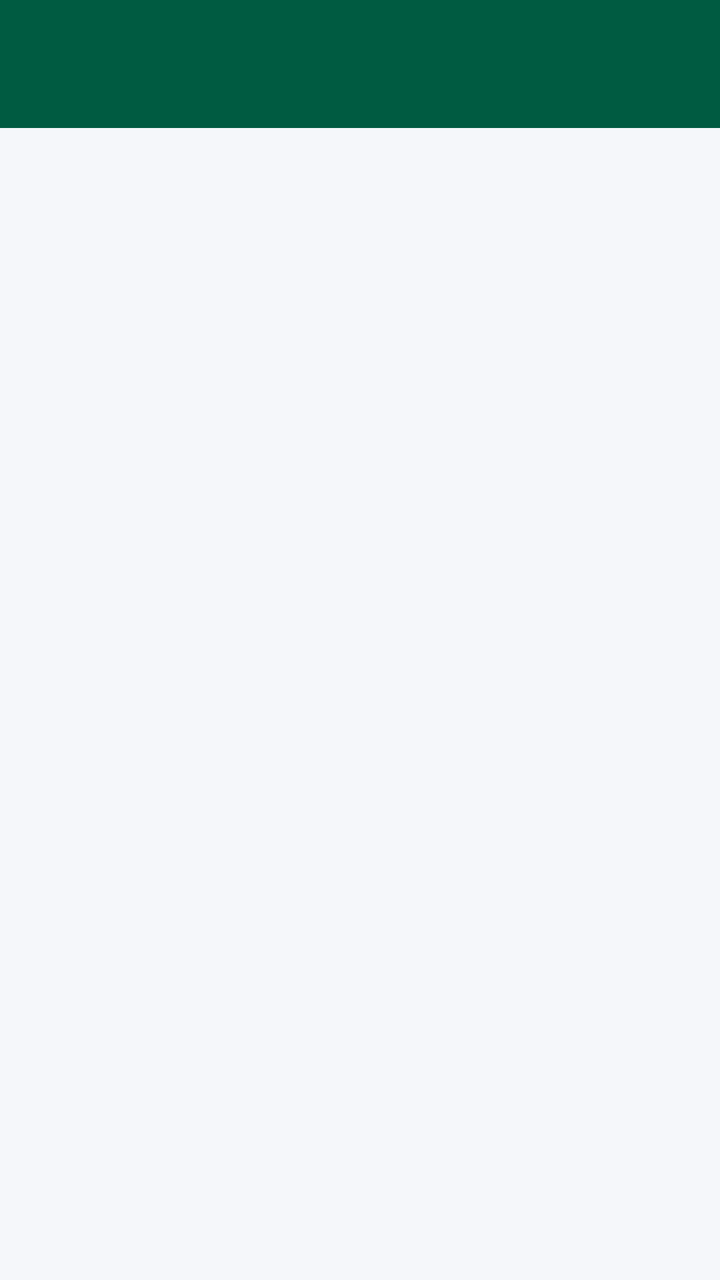
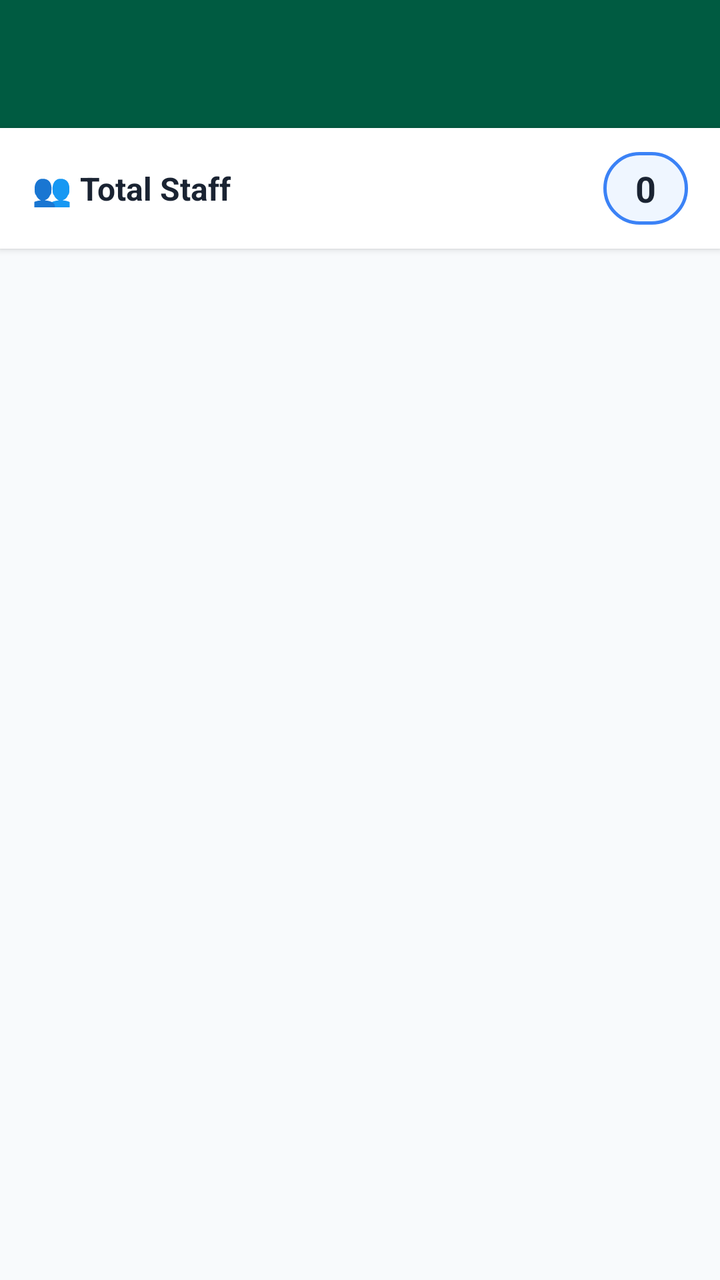

Screens rendered from an Android XML layout before and after an edit, with the pre-edit source and the edit as a unified diff.
<!-- AndroidManifest.xml: application theme Theme.MilkDelivery -->
<!-- res/layout/activity_staff_list.xml -->
<?xml version="1.0" encoding="utf-8"?>
<LinearLayout xmlns:android="http://schemas.android.com/apk/res/android"
    xmlns:app="http://schemas.android.com/apk/res-auto"
    android:layout_width="match_parent"
    android:layout_height="match_parent"
    android:orientation="vertical"
    android:background="#F5F7FA">

    
    <androidx.appcompat.widget.Toolbar
        android:id="@+id/toolbar"
        android:layout_width="match_parent"
        android:layout_height="?attr/actionBarSize"
        android:background="@color/primary"
        android:theme="@style/ThemeOverlay.AppCompat.Dark.ActionBar"
        app:layout_constraintEnd_toEndOf="parent"
        app:layout_constraintStart_toStartOf="parent"
        app:layout_constraintTop_toTopOf="parent"
        app:titleTextColor="@android:color/white"/>

    
    <ProgressBar
        android:id="@+id/progressBar"
        android:layout_width="match_parent"
        android:layout_height="wrap_content"
        android:visibility="gone" />

    
    <androidx.recyclerview.widget.RecyclerView
        android:id="@+id/recyclerStaff"
        android:layout_width="match_parent"
        android:layout_height="0dp"
        android:layout_weight="1"
        android:visibility="visible" />

</LinearLayout>
<!-- resources referenced by this layout -->
<resources>
  <color name="primary">#005B41</color>
  <style name="Theme.MilkDelivery" parent="Theme.Material3.Light.NoActionBar">
          
          <item name="colorPrimary">@color/primary</item>
          <item name="colorPrimaryDark">@color/primary_dark</item>
          <item name="colorSecondary">@color/secondary</item>
          <item name="android:statusBarColor">@color/primary</item>
          <item name="android:windowLightStatusBar">false</item>
  
          
          <item name="colorSurface">@color/surface</item>
          <item name="colorOnSurface">@color/on_surface</item>
          <item name="android:windowBackground">@color/background</item>
          <item name="colorSurfaceVariant">@color/surface_variant</item>
          <item name="colorOnSurfaceVariant">@color/on_surface_variant</item>
  
          
          <item name="materialCardViewStyle">@style/Widget.Material3.CardView.Elevated</item>
  
          
          <item name="android:colorBackground">@color/background</item>
          <item name="android:navigationBarColor">@color/background</item>
      </style>
  <color name="primary_dark">#00402E</color>
  <color name="secondary">#03DAC6</color>
  <color name="surface">#FFFFFF</color>
  <color name="on_surface">#212121</color>
  <color name="background">#FAFAFA</color>
  <color name="surface_variant">#F4F4F4</color>
  <color name="on_surface_variant">#555555</color>
</resources>

<!-- the commit's change to res/layout/activity_staff_list.xml (unified diff, before → after) -->
@@ -4,7 +4,7 @@
     android:layout_width="match_parent"
     android:layout_height="match_parent"
     android:orientation="vertical"
-    android:background="#F5F7FA">
+    android:background="#F8FAFC">
 
     
     <androidx.appcompat.widget.Toolbar
@@ -13,24 +13,58 @@
         android:layout_height="?attr/actionBarSize"
         android:background="@color/primary"
         android:theme="@style/ThemeOverlay.AppCompat.Dark.ActionBar"
-        app:layout_constraintEnd_toEndOf="parent"
-        app:layout_constraintStart_toStartOf="parent"
-        app:layout_constraintTop_toTopOf="parent"
-        app:titleTextColor="@android:color/white"/>
+        app:popupTheme="@style/ThemeOverlay.AppCompat.Light" />
+
+    
+    <LinearLayout
+        android:layout_width="match_parent"
+        android:layout_height="wrap_content"
+        android:orientation="horizontal"
+        android:paddingHorizontal="16dp"
+        android:paddingVertical="12dp"
+        android:background="#FFFFFF"
+        android:elevation="2dp"
+        android:gravity="center_vertical">
+
+        <TextView
+            android:layout_width="0dp"
+            android:layout_height="wrap_content"
+            android:layout_weight="1"
+            android:text="👥 Total Staff"
+            android:textSize="16sp"
+            android:textStyle="bold"
+            android:textColor="#1A2332" />
+
+        <TextView
+            android:id="@+id/tvTotalStaffCount"
+            android:layout_width="wrap_content"
+            android:layout_height="wrap_content"
+            android:text="0"
+            android:textSize="18sp"
+            android:textStyle="bold"
+            android:textColor="#1A2332"
+            android:background="@drawable/bg_total_badge"
+            android:paddingHorizontal="16dp"
+            android:paddingVertical="6dp"
+            android:gravity="center" />
+
+    </LinearLayout>
 
     
     <ProgressBar
         android:id="@+id/progressBar"
-        android:layout_width="match_parent"
+        android:layout_width="wrap_content"
         android:layout_height="wrap_content"
+        android:layout_gravity="center"
+        android:layout_marginTop="20dp"
         android:visibility="gone" />
 
     
     <androidx.recyclerview.widget.RecyclerView
         android:id="@+id/recyclerStaff"
         android:layout_width="match_parent"
-        android:layout_height="0dp"
-        android:layout_weight="1"
-        android:visibility="visible" />
+        android:layout_height="match_parent"
+        android:paddingTop="4dp"
+        android:clipToPadding="false" />
 
 </LinearLayout>
<!-- resource entries referenced after the edit -->
@@ -1,6 +1,15 @@
 <!-- resources referenced by this layout -->
 <resources>
   <color name="primary">#005B41</color>
+  <!-- drawable bg_total_badge (drawable) -->
+  <?xml version="1.0" encoding="utf-8"?>
+  <shape xmlns:android="http://schemas.android.com/apk/res/android">
+      <solid android:color="#EFF6FF" />
+      <corners android:radius="20dp" />
+      <stroke
+          android:width="1.5dp"
+          android:color="#3B82F6" />
+  </shape>
   <style name="Theme.MilkDelivery" parent="Theme.Material3.Light.NoActionBar">
           
           <item name="colorPrimary">@color/primary</item>
